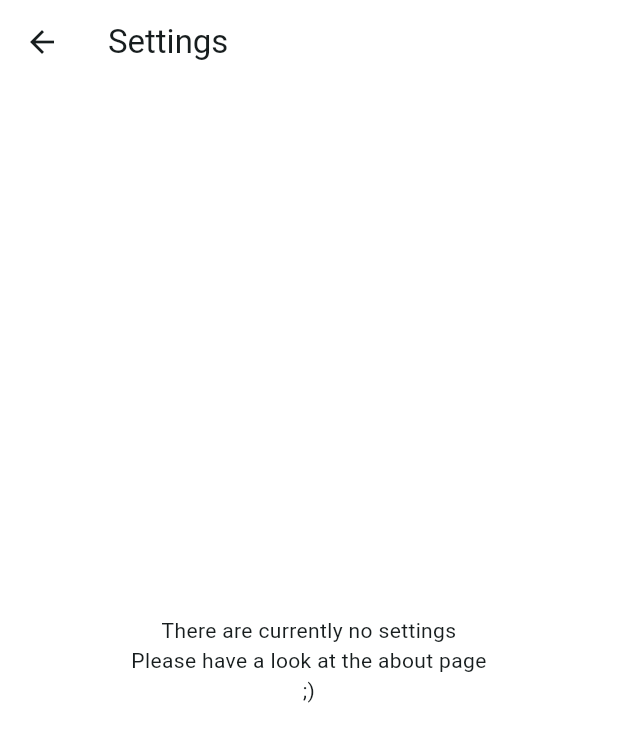
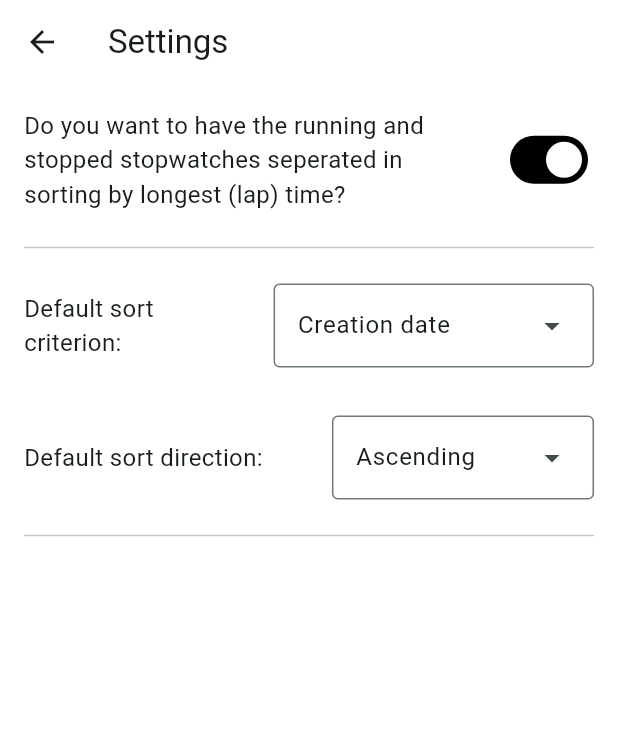
Before and after one commit to b-ausoj/flutter_stopwatch_app_v1, a Flutter app: the SettingsPage screen opened directly with empty values, on a phone screen of 412 x 824 dp. Shown: the top 742 px of the screen. Run offline on Flutter 3.47's test engine with Material 3 defaults, Android fonts, the light colour scheme and no system bars; our stand-ins replace shared_preferences; accounts and stored records are empty.

Commit message:
implemented the settings page with first three settings (and also implemented their functionality) every controller/page now also has a SettingsModel where it can access the settings

```diff
--- a/lib/controllers/start_page_controller.dart
+++ b/lib/controllers/start_page_controller.dart
@@ -3,6 +3,7 @@ import 'dart:developer';
 
 import 'package:flutter/material.dart';
 import 'package:flutter_stopwatch_app_v1/controllers/badge_controller.dart';
+import 'package:flutter_stopwatch_app_v1/models/settings_model.dart';
 import 'package:flutter_stopwatch_app_v1/models/setup_model.dart';
 import 'package:flutter_stopwatch_app_v1/services/shared_preferences_service.dart';
 import 'package:flutter_stopwatch_app_v1/utils/badge_checking.dart';
@@ -10,6 +11,7 @@ import 'package:flutter_stopwatch_app_v1/utils/badge_checking.dart';
 class StartController extends BadgeController {
   final String sharedPreferencesKey;
   final List<SetupModel> allSetups = [];
+  late final SettingsModel settings = SettingsModel();
 
   // needs the label/visible for the menu(drawr) icon an the setups list items
   // TODO: use better naming for the list
@@ -25,6 +27,7 @@ class StartController extends BadgeController {
       refreshBadgeState();
       refreshScreen();
     });
+    loadSettings(settings);
     appLifecycleListener = AppLifecycleListener(onStateChange: (_) => helper());
     timer = Timer.periodic(const Duration(seconds: 10), (Timer t) {
       storeData(allSetups, sharedPreferencesKey);
--- a/lib/controllers/stopwatches_page_controller.dart
+++ b/lib/controllers/stopwatches_page_controller.dart
@@ -4,6 +4,7 @@ import 'package:flutter/material.dart';
 import 'package:flutter_stopwatch_app_v1/controllers/badge_controller.dart';
 import 'package:flutter_stopwatch_app_v1/enums/sort_criterion.dart';
 import 'package:flutter_stopwatch_app_v1/enums/sort_direction.dart';
+import 'package:flutter_stopwatch_app_v1/models/settings_model.dart';
 import 'package:flutter_stopwatch_app_v1/models/setup_model.dart';
 import 'package:flutter_stopwatch_app_v1/models/stopwatch_model.dart';
 import 'package:flutter_stopwatch_app_v1/utils/badge_checking.dart';
@@ -17,8 +18,9 @@ class StopwatchesPageController extends BadgeController {
   final List<StopwatchCard> _stopwatchCards = [];
   final List<String> _oldStopwatchesPage = [];
   final SetupModel setupModel;
+  final SettingsModel settings;
 
-  StopwatchesPageController(this.allSetups, this.context, this.setupModel) {
+  StopwatchesPageController(this.allSetups, this.context, this.setupModel, this.settings) {
     for (var element in setupModel.stopwatches) {
       _stopwatchCards.add(StopwatchCard(
         element,
@@ -49,7 +51,7 @@ class StopwatchesPageController extends BadgeController {
   }
 
   void changedState() {
-    sortAndListCards(_stopwatchCards, setupModel.order, setupModel.direction);
+    sortAndListCards(_stopwatchCards, setupModel.order, setupModel.direction, settings);
     refreshBadgeState();
   }
 
--- a/lib/enums/sort_criterion.dart
+++ b/lib/enums/sort_criterion.dart
@@ -1,7 +1,10 @@
 enum SortCriterion {
-  creationDate,
-  name,
-  longestTime,
-  longestLapTime,
-  customReordable
+  creationDate("Creation date"),
+  name("Name"),
+  longestTime("Longest Time"),
+  longestLapTime("Longest Lap Time"),
+  customReordable("Custom");
+
+  final String label;
+  const SortCriterion(this.label);
 }
--- a/lib/enums/sort_direction.dart
+++ b/lib/enums/sort_direction.dart
@@ -1,4 +1,7 @@
 enum SortDirection {
-  ascending,
-  descending
+  ascending("Ascending"),
+  descending("Descending");
+
+  final String label;
+  const SortDirection(this.label);
 }
--- /dev/null
+++ b/lib/models/settings_model.dart
@@ -0,0 +1,25 @@
+import 'package:flutter_stopwatch_app_v1/enums/sort_criterion.dart';
+import 'package:flutter_stopwatch_app_v1/enums/sort_direction.dart';
+
+class SettingsModel {
+  SortCriterion defaultSortCriterion = SortCriterion.creationDate;
+  SortDirection defaultSortDirection = SortDirection.ascending;
+  bool seperateRunningStopped = true;
+
+  SettingsModel();
+
+  factory SettingsModel.fromJson(Map<String, dynamic> json) {
+    SettingsModel settingsModel = SettingsModel();
+    settingsModel.defaultSortCriterion = SortCriterion.values[json["defaultSortCriterion"]];
+    settingsModel.defaultSortDirection = SortDirection.values[json["defaultSortDirection"]];
+    settingsModel.seperateRunningStopped = json["seperateRunningStopped"];
+    return settingsModel;
+  }
+
+  Map<String, dynamic> toJson() => {
+        "defaultSortCriterion": defaultSortCriterion.index,
+        "defaultSortDirection": defaultSortDirection.index,
+        "seperateRunningStopped": seperateRunningStopped
+      };
+
+}
--- a/lib/models/stopwatch_model.dart
+++ b/lib/models/stopwatch_model.dart
@@ -47,6 +47,8 @@ class StopwatchModel {
               savedLapTime)
           .inMilliseconds ~/
       100;
+
+  bool get isRunning => state == StopwatchState.running;
 
   StopwatchModel(this.name, this.id,
       {this.state = StopwatchState.reseted,
--- a/lib/pages/settings_page.dart
+++ b/lib/pages/settings_page.dart
@@ -1,23 +1,120 @@
 import 'package:flutter/material.dart';
+import 'package:flutter_stopwatch_app_v1/enums/sort_criterion.dart';
+import 'package:flutter_stopwatch_app_v1/enums/sort_direction.dart';
+import 'package:flutter_stopwatch_app_v1/models/settings_model.dart';
+import 'package:flutter_stopwatch_app_v1/services/shared_preferences_service.dart';
 import 'package:flutter_stopwatch_app_v1/widgets/icons/back_icon.dart';
 
-class SettingsPage extends StatelessWidget {
+class SettingsPage extends StatefulWidget {
   final bool isBadgeVisible;
-  const SettingsPage(this.isBadgeVisible, {super.key});
+  final SettingsModel settings;
+  const SettingsPage(this.isBadgeVisible, this.settings, {super.key});
 
+  @override
+  State<SettingsPage> createState() => _SettingsPageState();
+}
+
+class _SettingsPageState extends State<SettingsPage> {
   @override
   Widget build(BuildContext context) {
     return Scaffold(
         appBar: AppBar(
           title: const Text("Settings"),
-        leading: BackIcon(isBadgeVisible),
+          leading: BackIcon(widget.isBadgeVisible),
         ),
-      body: const Center(
+        body: Column(
+          children: [
+            Padding(
+              padding: const EdgeInsets.all(16.0),
+              child: Row(
+                children: [
+                  const Expanded(
                       child: Text(
-          "There are currently no settings \nPlease have a look at the about page \n;)",
-          textAlign: TextAlign.center,
+                    "Do you want to have the running and stopped stopwatches seperated in sorting by longest (lap) time?",
+                    style: TextStyle(fontSize: 16),
+                  )),
+                  const SizedBox(
+                    width: 16.0,
+                  ),
+                  Switch(
+                    inactiveThumbColor: Colors.grey,
+                    inactiveTrackColor: Colors.white,
+                    value: widget.settings.seperateRunningStopped,
+                    onChanged: (value) {setState(() {
+                      widget.settings.seperateRunningStopped = value;
+                    });
+                    storeSettings(widget.settings);},
+                  )
+                ],
               ),
             ),
+            const Divider(indent: 16.0, endIndent: 16.0,),
+            Padding(
+              padding: const EdgeInsets.all(16.0),
+              child: Row(children: [
+                const Expanded(
+                    child: Text(
+                  "Default sort criterion:",
+                  style: TextStyle(fontSize: 16),
+                )),
+                const SizedBox(
+                  width: 16.0,
+                ),
+                DropdownMenu<SortCriterion>(
+                  initialSelection: widget.settings.defaultSortCriterion,
+                  onSelected: (SortCriterion? criterion) {
+                    if (criterion != null) {
+                      setState(() {
+                        widget.settings.defaultSortCriterion = criterion;
+                      });
+                      storeSettings(widget.settings);
+                    }
+                  },
+                  dropdownMenuEntries: SortCriterion.values
+                      .map<DropdownMenuEntry<SortCriterion>>(
+                          (SortCriterion criterion) {
+                    return DropdownMenuEntry<SortCriterion>(
+                      value: criterion,
+                      label: criterion.label,
                     );
+                  }).toList(),
+                )
+              ]),
+            ),
+            Padding(
+              padding: const EdgeInsets.all(16.0),
+              child: Row(children: [
+                const Expanded(
+                    child: Text(
+                  "Default sort direction:",
+                  style: TextStyle(fontSize: 16),
+                )),
+                const SizedBox(
+                  width: 16.0,
+                ),
+                DropdownMenu<SortDirection>(
+                  initialSelection: widget.settings.defaultSortDirection,
+                  onSelected: (SortDirection? direction) {
+                    if (direction != null) {
+                      setState(() {
+                        widget.settings.defaultSortDirection = direction;
+                      });
+                      storeSettings(widget.settings);
+                    }
+                  },
+                  dropdownMenuEntries: SortDirection.values
+                      .map<DropdownMenuEntry<SortDirection>>(
+                          (SortDirection direction) {
+                    return DropdownMenuEntry<SortDirection>(
+                      value: direction,
+                      label: direction.label,
+                    );
+                  }).toList(),
+                )
+              ]),
+            ),
+            const Divider(indent: 16.0, endIndent: 16.0,),
+          ],
+        ));
   }
 }
--- a/lib/widgets/dialogs/sort_dialog.dart
+++ b/lib/widgets/dialogs/sort_dialog.dart
@@ -26,6 +26,7 @@ class _SortDialogState extends State<SortDialog> {
         content: Column(
           mainAxisSize: MainAxisSize.min,
           children: <Widget>[
+            // TODO: can make this shorter with map and the enum values string function
             RadioListTile(
                 title: const Text("Creation date"),
                 value: SortCriterion.creationDate,
```
Also changed, not shown: lib/pages/start_page.dart (+11 -8 lines), lib/pages/stopwatches_page.dart (+6 -4 lines), lib/services/shared_preferences_service.dart (+17 -0 lines), lib/utils/sorting.dart (+12 -4 lines), lib/widgets/navigation_drawer.dart (+10 -9 lines). Lines whose indentation alone changed are shown as unchanged.
